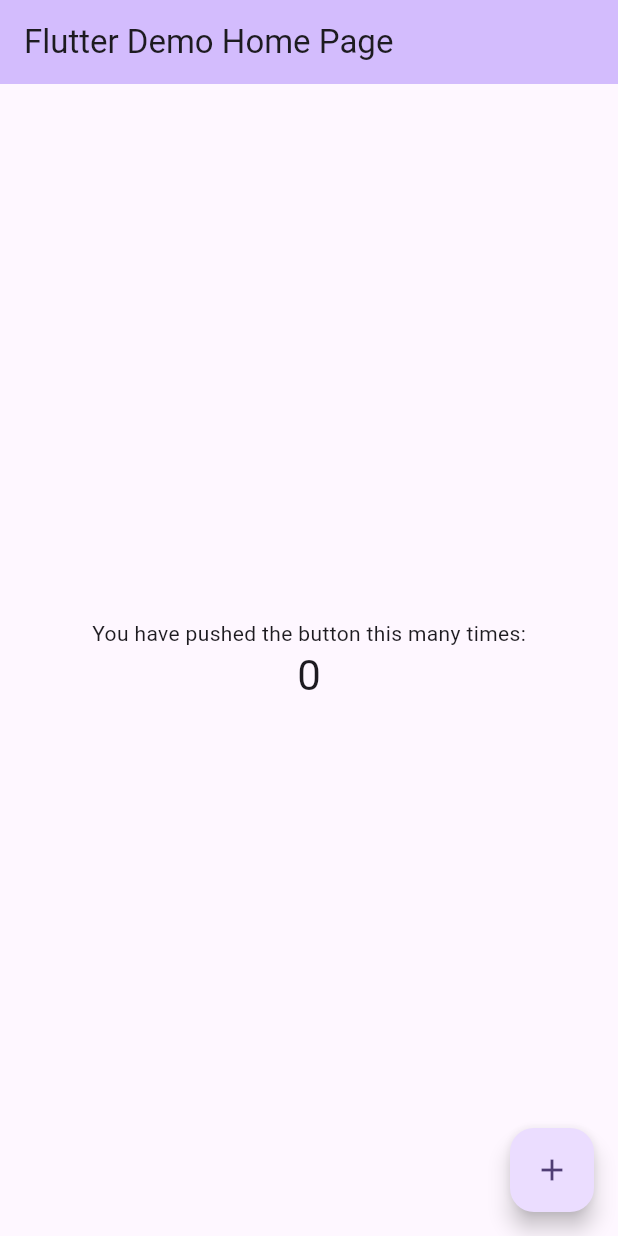
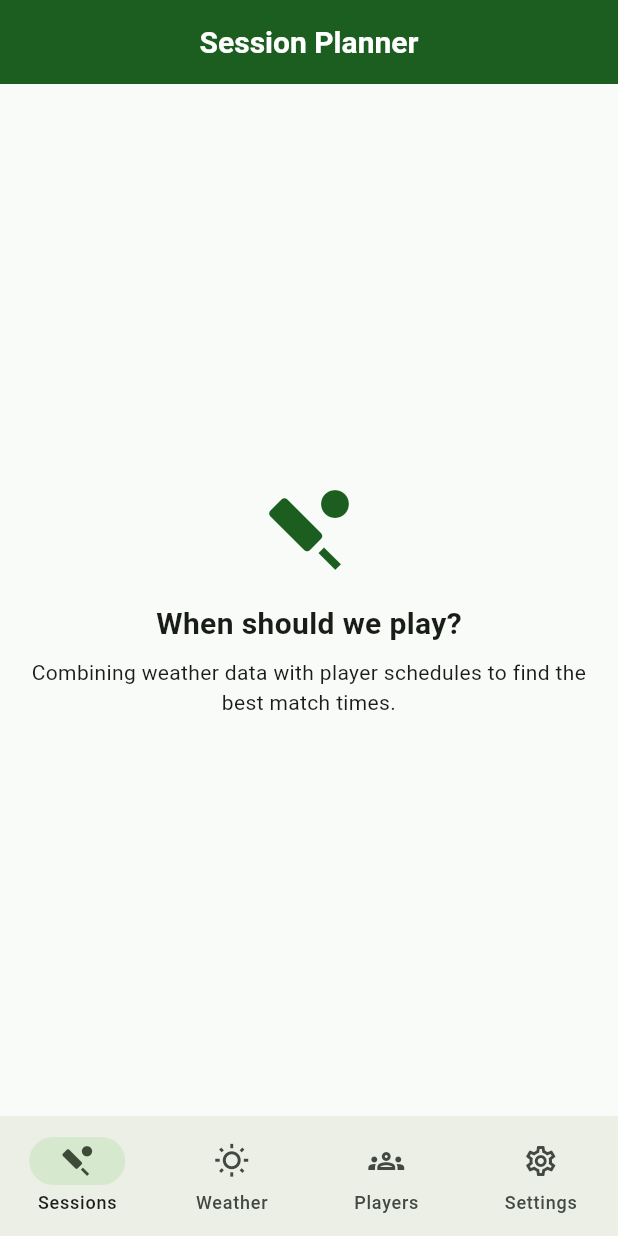
Before and after one commit to rohitnaik-dev/cricket_mate, a Flutter app: the screen it shows after launch, on a phone screen of 412 x 824 dp. Run offline on Flutter 3.47's test engine with Material 3 defaults, Android fonts, the phone set to English and light mode, and no system bars; our stand-ins replace dio, flutter_riverpod.

Commit message:
feat: scaffold core modules, feature layers, and app navigation shell

```diff
--- /dev/null
+++ b/lib/app.dart
@@ -0,0 +1,86 @@
+import 'package:flutter/material.dart';
+import 'package:flutter_localizations/flutter_localizations.dart';
+import 'package:flutter_riverpod/flutter_riverpod.dart';
+
+import 'core/l10n/app_localizations.dart';
+import 'core/theme/app_theme.dart';
+import 'features/players/ui/players_screen.dart';
+import 'features/sessions/ui/sessions_screen.dart';
+import 'features/settings/ui/settings_screen.dart';
+import 'features/weather/ui/weather_screen.dart';
+
+/// State provider for bottom navigation tab index.
+final navigationIndexProvider = StateProvider<int>((ref) => 0);
+
+/// Main application widget configuring theme, localization, and navigation.
+class CricketMateApp extends ConsumerWidget {
+  const CricketMateApp({super.key});
+
+  @override
+  Widget build(BuildContext context, WidgetRef ref) {
+    return MaterialApp(
+      title: AppStrings.appTitle,
+      debugShowCheckedModeBanner: false,
+      theme: AppTheme.lightTheme,
+      darkTheme: AppTheme.darkTheme,
+      themeMode: ThemeMode.system,
+      localizationsDelegates: const [
+        AppLocalizationsDelegate(),
+        GlobalMaterialLocalizations.delegate,
+        GlobalWidgetsLocalizations.delegate,
+        GlobalCupertinoLocalizations.delegate,
+      ],
+      supportedLocales: const [Locale('en', '')],
+      home: const MainNavigationScreen(),
+    );
+  }
+}
+
+/// Root scaffold holding persistent bottom navigation.
+class MainNavigationScreen extends ConsumerWidget {
+  const MainNavigationScreen({super.key});
+
+  static const List<Widget> _destinations = <Widget>[
+    SessionsScreen(),
+    WeatherScreen(),
+    PlayersScreen(),
+    SettingsScreen(),
+  ];
+
+  @override
+  Widget build(BuildContext context, WidgetRef ref) {
+    final currentIndex = ref.watch(navigationIndexProvider);
+
+    return Scaffold(
+      body: IndexedStack(index: currentIndex, children: _destinations),
+      bottomNavigationBar: NavigationBar(
+        selectedIndex: currentIndex,
+        onDestinationSelected: (index) {
+          ref.read(navigationIndexProvider.notifier).state = index;
+        },
+        destinations: const [
+          NavigationDestination(
+            icon: Icon(Icons.sports_cricket_outlined),
+            selectedIcon: Icon(Icons.sports_cricket),
+            label: AppStrings.sessionsTab,
+          ),
+          NavigationDestination(
+            icon: Icon(Icons.wb_sunny_outlined),
+            selectedIcon: Icon(Icons.wb_sunny),
+            label: AppStrings.weatherTab,
+          ),
+          NavigationDestination(
+            icon: Icon(Icons.groups_outlined),
+            selectedIcon: Icon(Icons.groups),
+            label: AppStrings.playersTab,
+          ),
+          NavigationDestination(
+            icon: Icon(Icons.settings_outlined),
+            selectedIcon: Icon(Icons.settings),
+            label: AppStrings.settingsTab,
+          ),
+        ],
+      ),
+    );
+  }
+}
--- /dev/null
+++ b/lib/core/l10n/app_localizations.dart
@@ -0,0 +1,33 @@
+import 'package:flutter/widgets.dart';
+
+/// App-level string constants and localization helper.
+class AppStrings {
+  const AppStrings._();
+
+  static const String appTitle = 'CricketMate';
+  static const String plannerTitle = 'Cricket Session Planner';
+  static const String findSessionPrompt =
+      'When should our group play cricket today?';
+  static const String weatherTab = 'Weather';
+  static const String playersTab = 'Players';
+  static const String sessionsTab = 'Sessions';
+  static const String settingsTab = 'Settings';
+  static const String attributionNotice = 'Weather data by Open-Meteo.com';
+  static const String attributionUrl = 'https://open-meteo.com/';
+}
+
+/// Baseline localizations delegate for CricketMate.
+class AppLocalizationsDelegate extends LocalizationsDelegate<AppStrings> {
+  const AppLocalizationsDelegate();
+
+  @override
+  bool isSupported(Locale locale) => ['en'].contains(locale.languageCode);
+
+  @override
+  Future<AppStrings> load(Locale locale) {
+    return Future.value(const AppStrings._());
+  }
+
+  @override
+  bool shouldReload(AppLocalizationsDelegate old) => false;
+}
--- /dev/null
+++ b/lib/core/theme/app_theme.dart
@@ -0,0 +1,77 @@
+import 'package:flutter/material.dart';
+
+/// Central theme definition for CricketMate with a cohesive cricket-inspired palette.
+abstract final class AppTheme {
+  // Cricket green representing turf/outfield
+  static const Color primaryGreen = Color(0xFF1B5E20);
+  // Pitch beige/clay
+  static const Color pitchGold = Color(0xFFC59B27);
+  // Ball crimson
+  static const Color ballCrimson = Color(0xFFB71C1C);
+
+  static final ThemeData lightTheme = ThemeData(
+    useMaterial3: true,
+    brightness: Brightness.light,
+    colorScheme: ColorScheme.fromSeed(
+      seedColor: primaryGreen,
+      brightness: Brightness.light,
+      primary: primaryGreen,
+      secondary: pitchGold,
+      tertiary: ballCrimson,
+      surface: const Color(0xFFF9FBF8),
+    ),
+    appBarTheme: const AppBarTheme(
+      elevation: 0,
+      centerTitle: true,
+      backgroundColor: primaryGreen,
+      foregroundColor: Colors.white,
+      titleTextStyle: TextStyle(
+        fontSize: 20,
+        fontWeight: FontWeight.w600,
+        color: Colors.white,
+      ),
+    ),
+    cardTheme: CardThemeData(
+      elevation: 1,
+      shape: RoundedRectangleBorder(borderRadius: BorderRadius.circular(16)),
+      margin: const EdgeInsets.symmetric(vertical: 6, horizontal: 12),
+    ),
+    elevatedButtonTheme: ElevatedButtonThemeData(
+      style: ElevatedButton.styleFrom(
+        foregroundColor: Colors.white,
+        backgroundColor: primaryGreen,
+        padding: const EdgeInsets.symmetric(horizontal: 20, vertical: 12),
+        shape: RoundedRectangleBorder(borderRadius: BorderRadius.circular(12)),
+      ),
+    ),
+  );
+
+  static final ThemeData darkTheme = ThemeData(
+    useMaterial3: true,
+    brightness: Brightness.dark,
+    colorScheme: ColorScheme.fromSeed(
+      seedColor: primaryGreen,
+      brightness: Brightness.dark,
+      primary: const Color(0xFF81C784),
+      secondary: const Color(0xFFFFD54F),
+      tertiary: const Color(0xFFE57373),
+      surface: const Color(0xFF161C16),
+    ),
+    appBarTheme: const AppBarTheme(
+      elevation: 0,
+      centerTitle: true,
+      backgroundColor: Color(0xFF161C16),
+      foregroundColor: Colors.white,
+      titleTextStyle: TextStyle(
+        fontSize: 20,
+        fontWeight: FontWeight.w600,
+        color: Colors.white,
+      ),
+    ),
+    cardTheme: CardThemeData(
+      elevation: 1,
+      shape: RoundedRectangleBorder(borderRadius: BorderRadius.circular(16)),
+      margin: const EdgeInsets.symmetric(vertical: 6, horizontal: 12),
+    ),
+  );
+}
--- /dev/null
+++ b/lib/features/sessions/ui/sessions_screen.dart
@@ -0,0 +1,34 @@
+import 'package:flutter/material.dart';
+
+/// Screen displaying calculated optimal cricket sessions based on weather and player availability.
+class SessionsScreen extends StatelessWidget {
+  const SessionsScreen({super.key});
+
+  @override
+  Widget build(BuildContext context) {
+    return Scaffold(
+      appBar: AppBar(title: const Text('Session Planner')),
+      body: const Center(
+        child: Padding(
+          padding: EdgeInsets.all(16.0),
+          child: Column(
+            mainAxisSize: MainAxisSize.min,
+            children: [
+              Icon(Icons.sports_cricket, size: 64, color: Color(0xFF1B5E20)),
+              SizedBox(height: 16),
+              Text(
+                'When should we play?',
+                style: TextStyle(fontSize: 20, fontWeight: FontWeight.bold),
+              ),
+              SizedBox(height: 8),
+              Text(
+                'Combining weather data with player schedules to find the best match times.',
+                textAlign: TextAlign.center,
+              ),
+            ],
+          ),
+        ),
+      ),
+    );
+  }
+}
--- a/lib/main.dart
+++ b/lib/main.dart
@@ -1,122 +1,9 @@
 import 'package:flutter/material.dart';
+import 'package:flutter_riverpod/flutter_riverpod.dart';
+
+import 'app.dart';
 
 void main() {
-  runApp(const MyApp());
+  WidgetsFlutterBinding.ensureInitialized();
+  runApp(const ProviderScope(child: CricketMateApp()));
 }
-
-class MyApp extends StatelessWidget {
-  const MyApp({super.key});
-
-  // This widget is the root of your application.
-  @override
-  Widget build(BuildContext context) {
-    return MaterialApp(
-      title: 'Flutter Demo',
-      theme: ThemeData(
-        // This is the theme of your application.
-        //
-        // TRY THIS: Try running your application with "flutter run". You'll see
-        // the application has a purple toolbar. Then, without quitting the app,
-        // try changing the seedColor in the colorScheme below to Colors.green
-        // and then invoke "hot reload" (save your changes or press the "hot
-        // reload" button in a Flutter-supported IDE, or press "r" if you used
-        // the command line to start the app).
-        //
-        // Notice that the counter didn't reset back to zero; the application
-        // state is not lost during the reload. To reset the state, use hot
-        // restart instead.
-        //
-        // This works for code too, not just values: Most code changes can be
-        // tested with just a hot reload.
-        colorScheme: .fromSeed(seedColor: Colors.deepPurple),
-      ),
-      home: const MyHomePage(title: 'Flutter Demo Home Page'),
-    );
-  }
-}
-
-class MyHomePage extends StatefulWidget {
-  const MyHomePage({super.key, required this.title});
-
-  // This widget is the home page of your application. It is stateful, meaning
-  // that it has a State object (defined below) that contains fields that affect
-  // how it looks.
-
-  // This class is the configuration for the state. It holds the values (in this
-  // case the title) provided by the parent (in this case the App widget) and
-  // used by the build method of the State. Fields in a Widget subclass are
-  // always marked "final".
-
-  final String title;
-
-  @override
-  State<MyHomePage> createState() => _MyHomePageState();
-}
-
-class _MyHomePageState extends State<MyHomePage> {
-  int _counter = 0;
-
-  void _incrementCounter() {
-    setState(() {
-      // This call to setState tells the Flutter framework that something has
-      // changed in this State, which causes it to rerun the build method below
-      // so that the display can reflect the updated values. If we changed
-      // _counter without calling setState(), then the build method would not be
-      // called again, and so nothing would appear to happen.
-      _counter++;
-    });
-  }
-
-  @override
-  Widget build(BuildContext context) {
-    // This method is rerun every time setState is called, for instance as done
-    // by the _incrementCounter method above.
-    //
-    // The Flutter framework has been optimized to make rerunning build methods
-    // fast, so that you can just rebuild anything that needs updating rather
-    // than having to individually change instances of widgets.
-    return Scaffold(
-      appBar: AppBar(
-        // TRY THIS: Try changing the color here to a specific color (to
-        // Colors.amber, perhaps?) and trigger a hot reload to see the AppBar
-        // change color while the other colors stay the same.
-        backgroundColor: Theme.of(context).colorScheme.inversePrimary,
-        // Here we take the value from the MyHomePage object that was created by
-        // the App.build method, and use it to set our appbar title.
-        title: Text(widget.title),
-      ),
-      body: Center(
-        // Center is a layout widget. It takes a single child and positions it
-        // in the middle of the parent.
-        child: Column(
-          // Column is also a layout widget. It takes a list of children and
-          // arranges them vertically. By default, it sizes itself to fit its
-          // children horizontally, and tries to be as tall as its parent.
-          //
-          // Column has various properties to control how it sizes itself and
-          // how it positions its children. Here we use mainAxisAlignment to
-          // center the children vertically; the main axis here is the vertical
-          // axis because Columns are vertical (the cross axis would be
-          // horizontal).
-          //
-          // TRY THIS: Invoke "debug painting" (choose the "Toggle Debug Paint"
-          // action in the IDE, or press "p" in the console), to see the
-          // wireframe for each widget.
-          mainAxisAlignment: .center,
-          children: [
-            const Text('You have pushed the button this many times:'),
-            Text(
-              '$_counter',
-              style: Theme.of(context).textTheme.headlineMedium,
-            ),
-          ],
-        ),
-      ),
-      floatingActionButton: FloatingActionButton(
-        onPressed: _incrementCounter,
-        tooltip: 'Increment',
-        child: const Icon(Icons.add),
-      ),
-    );
-  }
-}
```
Also changed, not shown: lib/core/errors/app_exception.dart (added, +35 -0 lines), lib/core/network/api_client.dart (added, +84 -0 lines), lib/core/utils/date_formatter.dart (added, +39 -0 lines), lib/core/utils/debouncer.dart (added, +28 -0 lines), lib/features/players/ui/players_screen.dart (added, +34 -0 lines), lib/features/settings/ui/settings_screen.dart (added, +31 -0 lines), lib/features/weather/ui/weather_screen.dart (added, +34 -0 lines), 1 other file.
